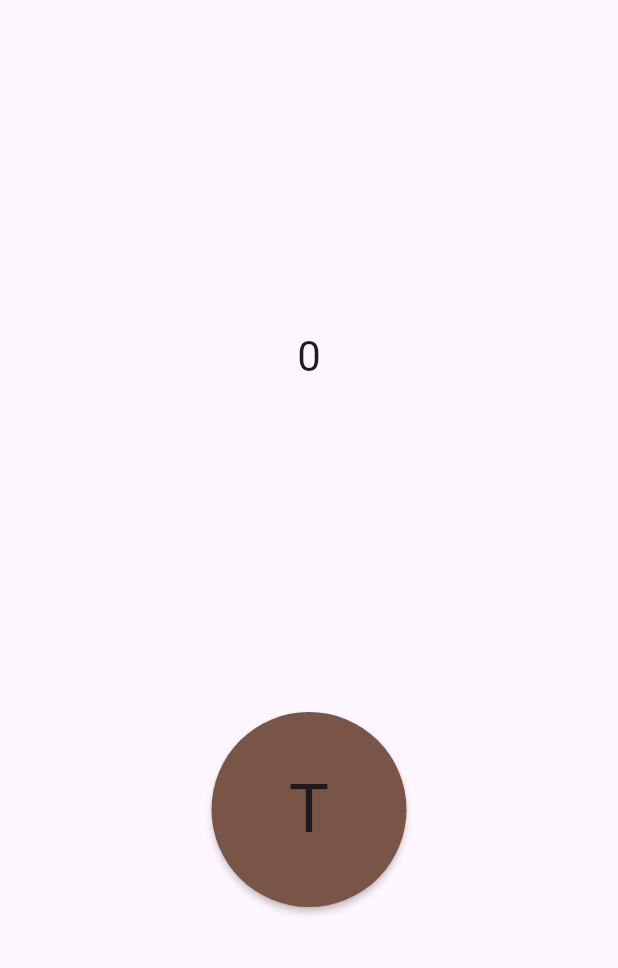
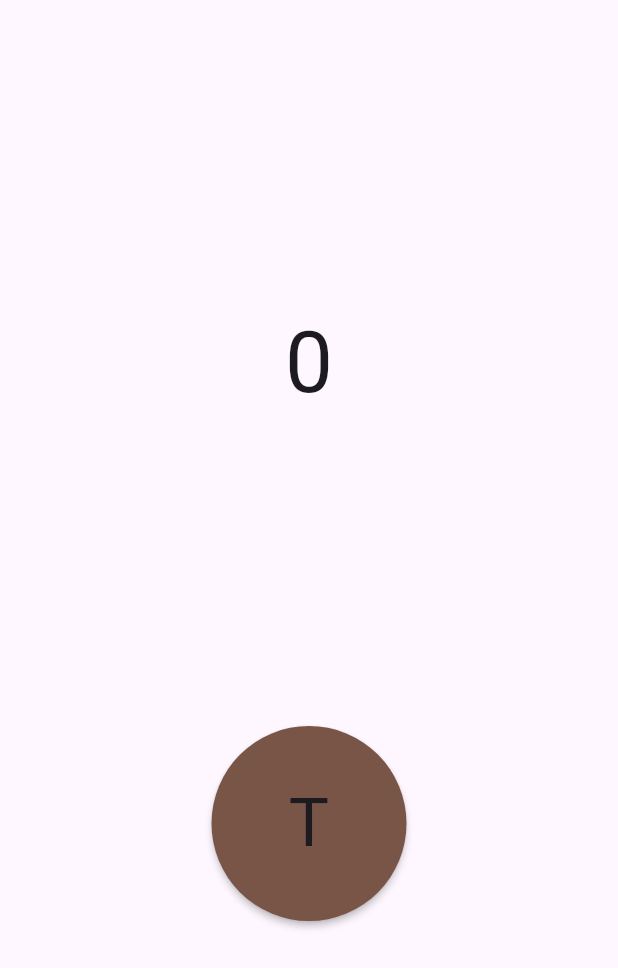
Before and after one commit to benfry128/flips, a Flutter app: the screen it shows after launch, on a phone screen of 412 x 824 dp. Shown: the top 968 px of the screen. Run offline on Flutter 3.47's test engine with Material 3 defaults, Android fonts, the phone set to English and light mode, and no system bars.

Commit message:
Make text larger

```diff
--- a/lib/main.dart
+++ b/lib/main.dart
@@ -53,7 +53,7 @@
           children: <Widget>[
             Text(
               '$_counter',
-              style: Theme.of(context).textTheme.headlineMedium,
+              style: Theme.of(context).textTheme.displayLarge,
             ),
             ButtonTheme(
               minWidth: 130,
```
